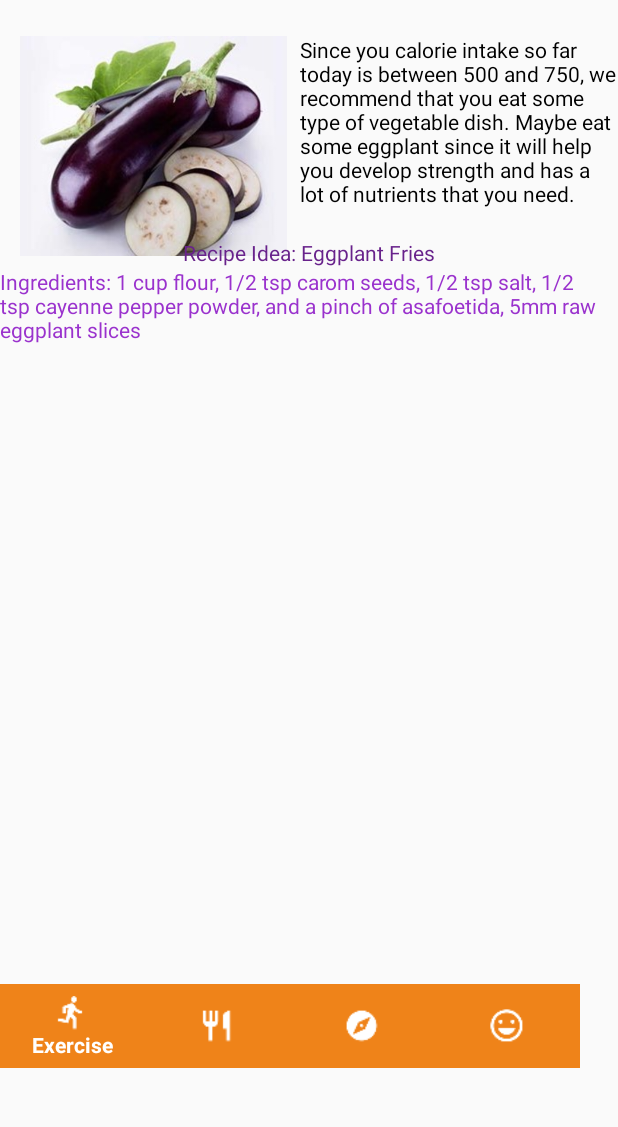
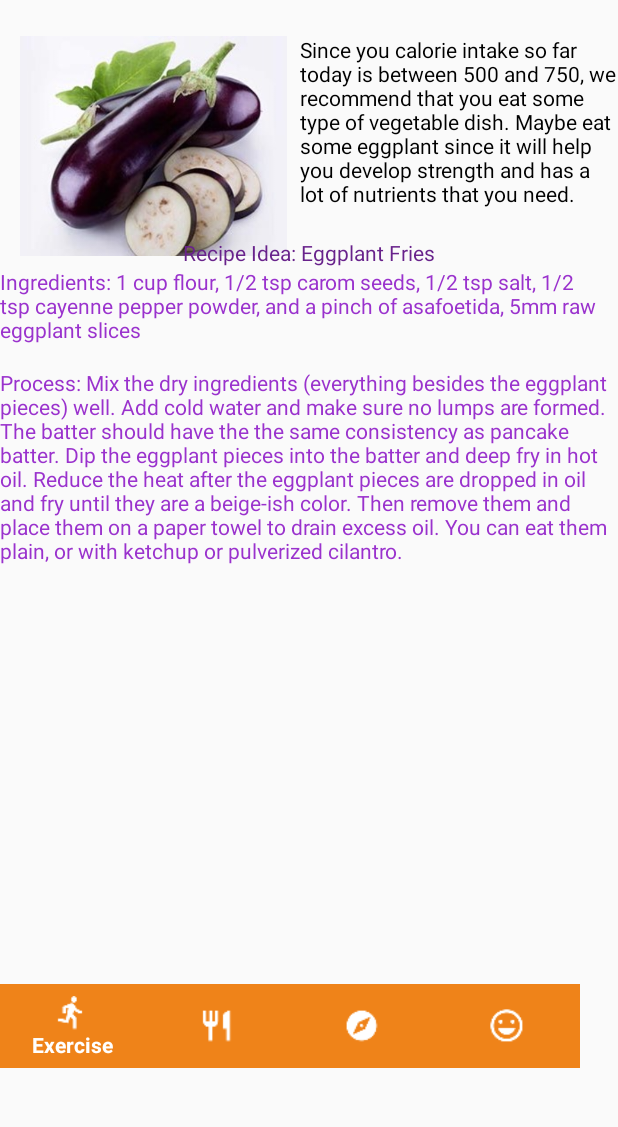
Before and after one commit to L3monz/BurnFit, an Android app: the FoodActivity screen opened directly, with no data from a screen before it, on a phone screen of 412 x 824 dp, the part 84-1211 px from its top. Run offline under Robolectric (Android 15) with nearby library versions, the phone set to English and light mode, and no system bars.

Commit message:
more changes to food

```diff
--- a/app/src/main/res/layout/activity_food_suggestions.xml
+++ b/app/src/main/res/layout/activity_food_suggestions.xml
@@ -37,6 +37,13 @@
         android:text="@string/ingredients"
         android:textColor="@color/darkOrchid"/>
 
+    <TextView
+        android:id="@+id/process"
+        android:layout_width="wrap_content"
+        android:layout_height="wrap_content"
+        android:text="@string/process"
+        android:textColor="@color/darkOrchid"/>
+
     <LinearLayout
         android:id="@+id/LinearLayout"
         android:layout_width="wrap_content"
--- a/app/src/main/res/values/strings.xml
+++ b/app/src/main/res/values/strings.xml
@@ -29,5 +29,10 @@
     that you need.</string>
     <string name="recipeIdea">Recipe Idea: Eggplant Fries</string>
     <string name="ingredients">Ingredients: 1 cup flour, 1/2 tsp carom seeds, 1/2 tsp salt, 1/2 tsp
-    cayenne pepper powder, and a pinch of asafoetida, 5mm raw eggplant slices</string>
+    cayenne pepper powder, and a pinch of asafoetida, 5mm raw eggplant slices\n</string>
+    <string name="process">Process: Mix the dry ingredients (everything besides the eggplant pieces)
+    well. Add cold water and make sure no lumps are formed. The batter should have the the same consistency as
+    pancake batter. Dip the eggplant pieces into the batter and deep fry in hot oil. Reduce the heat after the
+    eggplant pieces are dropped in oil and fry until they are a beige-ish color. Then remove them and place them
+    on a paper towel to drain excess oil. You can eat them plain, or with ketchup or pulverized cilantro.</string>
 </resources>
```
